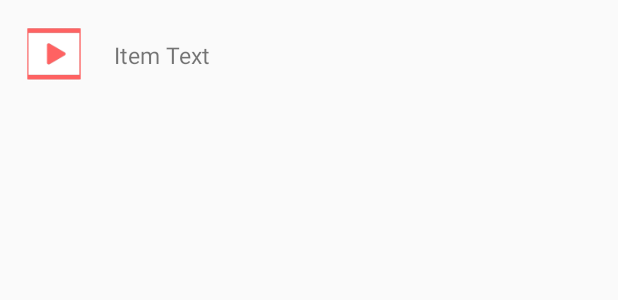
After one commit to murtagf4/Sport_Technique_For_All_Sprinting, an Android app: the layout list_item.xml on its own in the app's theme, with its tools: preview values and no code run, on a phone screen of 412 x 824 dp. The commit adds this screen. Shown: the top 300 px of the screen. Run offline under Robolectric (Android 15) with nearby library versions, the phone set to English and light mode, and no system bars.

Commit message:
Pull Minimal Data

```diff
--- a/app/build.gradle
+++ b/app/build.gradle
@@ -22,4 +22,5 @@ android {
 dependencies {
     compile fileTree(dir: 'libs', include: ['*.jar'])
     compile 'com.android.support:appcompat-v7:21.0.3'
+    compile project(':mongo-java-driver-2.13.0')
 }
--- a/app/src/main/java/com/essentialappsfm/sporttechniquesprinting/CameraActivity.java
+++ b/app/src/main/java/com/essentialappsfm/sporttechniquesprinting/CameraActivity.java
@@ -264,7 +264,7 @@ public class CameraActivity extends Activity
         if(Environment.getExternalStorageState() != null)
         {
             // this works for Android 2.2 and above
-            File mediaStorageDir = new File(Environment.getExternalStoragePublicDirectory(Environment.DIRECTORY_PICTURES), "MyCamera");
+            File mediaStorageDir = new File(Environment.getExternalStoragePublicDirectory(Environment.DIRECTORY_PICTURES), "SprintVideos");
 
             // This location works best if you want the created images to be shared
             // between applications and persist after your app has been uninstalled.
--- a/app/src/main/java/com/essentialappsfm/sporttechniquesprinting/DatabaseEntry.java
+++ b/app/src/main/java/com/essentialappsfm/sporttechniquesprinting/DatabaseEntry.java
@@ -28,14 +28,14 @@ public class DatabaseEntry
     // generate full URL for connecting to specific mongo instance for each unique device
     public String buildMongoUrl(String deviceId)
     {
-        return getMainUrl()+deviceId+apiUrl();
+        return getMainUrl() + deviceId + apiUrl();
     }
 
     // foramts the details of each video to be shown
     public String createVideoDetails(Video video)
     {
-        return String.format("{\"document\"  : {\"user\": \"%s\", "
-                        + "\"vidPath\": \"%s\"}, \"safe\" : true}",
+        return String.format("{\"user\": \"%s\", "
+                        + "\"vidPath\": \"%s\"}",
                 video.user, video.vidPath);
     }
 }
--- a/app/src/main/java/com/essentialappsfm/sporttechniquesprinting/SaveMongoInstance.java
+++ b/app/src/main/java/com/essentialappsfm/sporttechniquesprinting/SaveMongoInstance.java
@@ -40,7 +40,8 @@ public class SaveMongoInstance extends AsyncTask<Video, Void, Boolean>
             {
                 return false;
             }
-        } catch (Exception e) {
+        }
+        catch (Exception e) {
             //e.getCause();
             String val = e.getMessage();
             String val2 = val;
--- /dev/null
+++ b/app/src/main/res/layout/list_item.xml
@@ -0,0 +1,28 @@
+<RelativeLayout xmlns:android="http://schemas.android.com/apk/res/android"
+    android:orientation="vertical"
+    android:layout_width="match_parent"
+    android:layout_height="match_parent"
+    android:padding="@dimen/activity_horizontal_margin" >
+
+    <ImageView
+        android:id="@+id/vidImage"
+        android:layout_width="40dp"
+        android:layout_height="40dp"
+        android:layout_alignParentTop="true"
+        android:layout_alignParentLeft="true"
+        android:layout_alignParentStart="true"
+        android:src="@mipmap/ic_video"/>
+
+    <TextView
+        android:id="@+id/vidText"
+        android:layout_width="wrap_content"
+        android:layout_height="wrap_content"
+        android:textSize="15dp"
+        android:text="Item Text"
+        android:layout_toRightOf="@+id/vidImage"
+        android:layout_toEndOf="@+id/vidImage"
+        android:layout_marginLeft="20dp"
+        android:layout_marginTop="10dp"
+        android:layout_alignParentTop="true" />
+
+</RelativeLayout>
```
Also changed, not shown: app/src/main/java/com/essentialappsfm/sporttechniquesprinting/VideoDisplay.java (+126 -18 lines), app/src/main/res/layout/activity_video_display.xml (+11 -13 lines), app/src/main/ic_video-web.png (added), app/src/main/res/mipmap-hdpi/ic_video.png (added), app/src/main/res/mipmap-mdpi/ic_video.png (added), app/src/main/res/mipmap-xhdpi/ic_video.png (added), app/src/main/res/mipmap-xxhdpi/ic_video.png (added), app/src/main/res/mipmap-xxxhdpi/ic_video.png (added), 1 other file.
